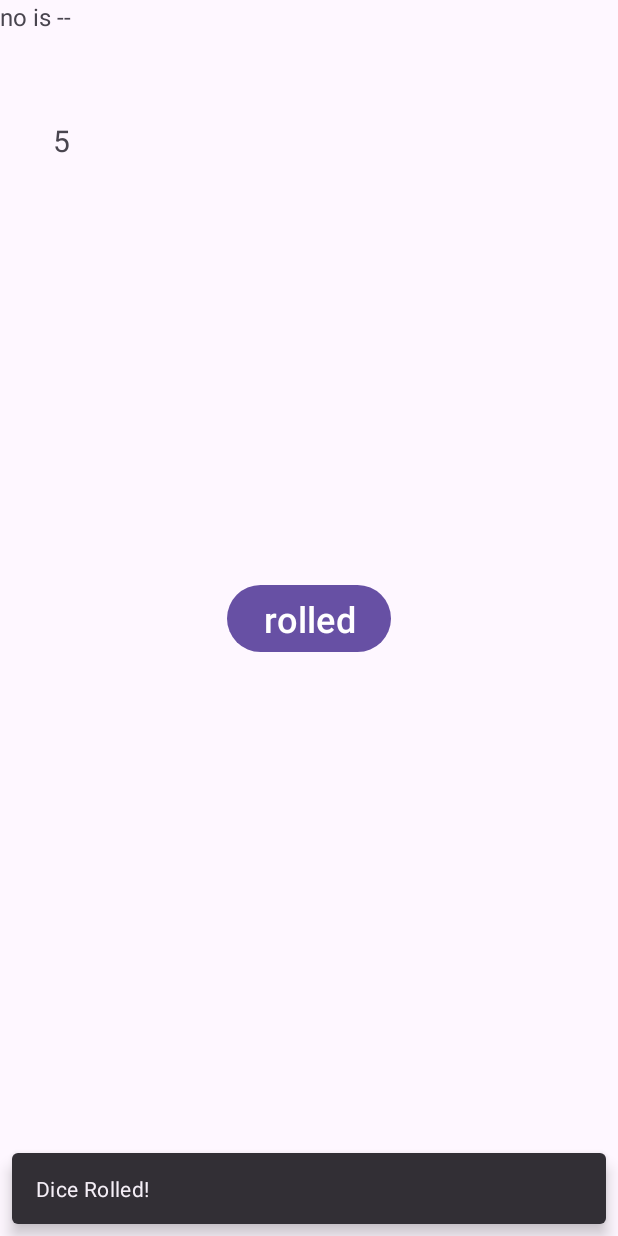
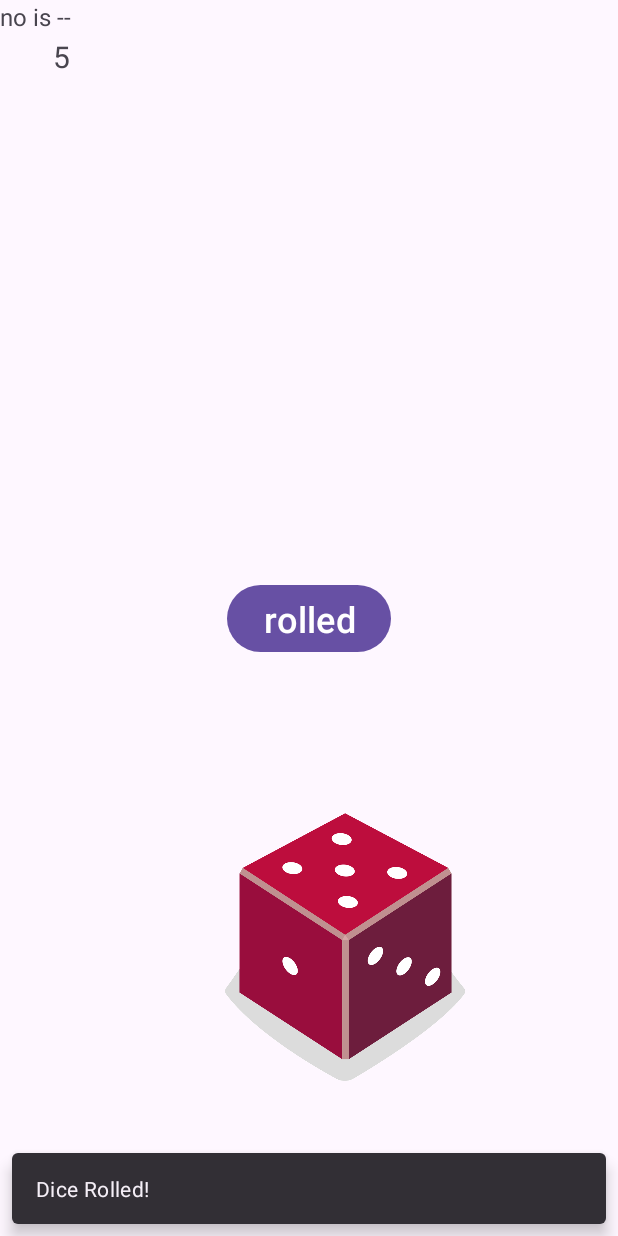
Before and after one commit to Rakshi1804/day1Android1, an Android app: the screen it shows after launch (MainActivity), after a tap on "ROLL", on a phone screen of 412 x 824 dp. Run offline under Robolectric (Android 15) with nearby library versions, the phone set to English and light mode, and no system bars.

Commit message:
Dice Image

```diff
--- a/app/src/main/java/com/example/day1android/MainActivity.kt
+++ b/app/src/main/java/com/example/day1android/MainActivity.kt
@@ -3,6 +3,7 @@ package com.example.day1android
 import androidx.appcompat.app.AppCompatActivity
 import android.os.Bundle
 import android.widget.Button
+import android.widget.ImageView
 import android.widget.TextView
 import com.google.android.material.snackbar.Snackbar
 import day1.Dice
@@ -26,5 +27,18 @@ class MainActivity : AppCompatActivity() {
         val resultTextView: TextView = findViewById(R.id.textView5)
         resultTextView.text = diceRoll.toString()
 
+        val ivImage: ImageView = findViewById(R.id.ivImage)
+        ivImage.setImageResource(R.drawable.dice_2)
+
+        when(diceRoll) {
+            1 -> ivImage.setImageResource(R.drawable.dice_1)
+            2 -> ivImage.setImageResource(R.drawable.dice_2)
+            3 -> ivImage.setImageResource(R.drawable.dice_3)
+            4 -> ivImage.setImageResource(R.drawable.dice_4)
+            5 -> ivImage.setImageResource(R.drawable.dice_5)
+            6 -> ivImage.setImageResource(R.drawable.dice_6)
+
+        }
+
     }
 }
--- a/app/src/main/res/layout/activity_main.xml
+++ b/app/src/main/res/layout/activity_main.xml
@@ -12,8 +12,8 @@
         android:layout_height="wrap_content"
         android:text="no is --"
         android:textSize="16sp"
-        tools:layout_editor_absoluteX="174dp"
-        tools:layout_editor_absoluteY="293dp" />
+        tools:layout_editor_absoluteX="53dp"
+        tools:layout_editor_absoluteY="577dp" />
 
     <Button
         android:id="@+id/button"
@@ -35,9 +35,23 @@
         android:layout_width="wrap_content"
         android:layout_height="wrap_content"
         android:layout_marginStart="35dp"
-        android:layout_marginTop="80dp"
+        android:layout_marginTop="24dp"
         android:text="Roll a dice "
         android:textSize="20sp"
         app:layout_constraintStart_toStartOf="parent"
         app:layout_constraintTop_toTopOf="parent" />
+
+    <ImageView
+        android:id="@+id/ivImage"
+        android:layout_width="160dp"
+        android:layout_height="200dp"
+        android:layout_marginStart="32dp"
+        android:layout_marginTop="32dp"
+        android:layout_marginEnd="32dp"
+        android:layout_marginBottom="32dp"
+        app:layout_constraintBottom_toBottomOf="parent"
+        app:layout_constraintEnd_toEndOf="parent"
+        app:layout_constraintStart_toEndOf="@+id/textView4"
+        app:layout_constraintTop_toBottomOf="@+id/button"
+        app:srcCompat="@drawable/dice_1" />
 </androidx.constraintlayout.widget.ConstraintLayout>
```
Also changed, not shown: app/src/main/res/drawable/dice_1.png (added), app/src/main/res/drawable/dice_2.png (added), app/src/main/res/drawable/dice_3.png (added), app/src/main/res/drawable/dice_4.png (added), app/src/main/res/drawable/dice_5.png (added), app/src/main/res/drawable/dice_6.png (added).
